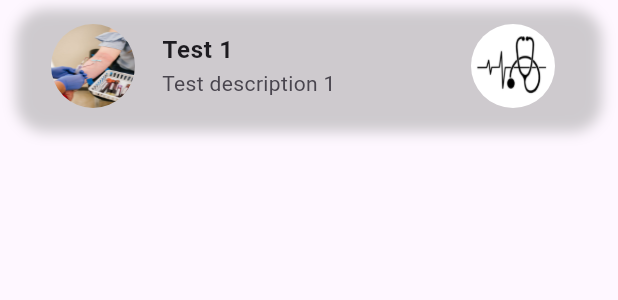
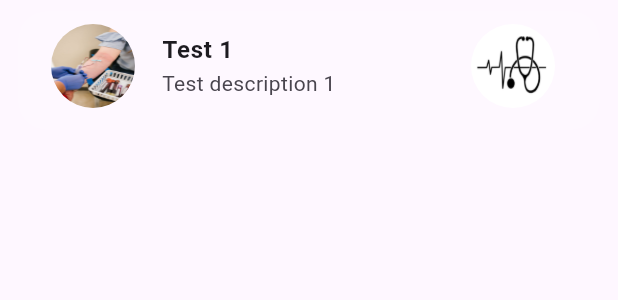
Before and after one commit to Asad1638/health_app_practice, a Flutter app: the ListTileWidget widget shown alone on an empty page, opened directly, on a phone screen of 412 x 824 dp. Shown: the top 300 px of the screen. Run offline on Flutter 3.47's test engine with Material 3 defaults, Android fonts, the light colour scheme and no system bars.

Commit message:
change list tile color

```diff
--- a/lib/open_test/test_lists.dart
+++ b/lib/open_test/test_lists.dart
@@ -24,9 +24,10 @@ class ListTileWidget extends StatelessWidget {
         margin: EdgeInsets.symmetric(vertical: 8, horizontal: 16),
         decoration: BoxDecoration(
           borderRadius: BorderRadius.circular(20),
-          boxShadow: [
+          boxShadow: const [
             BoxShadow(
-              color: Colors.grey.withOpacity(0.5),
+              // color: Colors.grey.withOpacity(0.5),
+              color: Colors.white10,
               spreadRadius: 5,
               blurRadius: 7,
               offset: Offset(0, 3),
--- a/lib/open_test/tests_items.dart
+++ b/lib/open_test/tests_items.dart
@@ -11,7 +11,7 @@ class TestList extends StatelessWidget {
       const    Padding(
           padding: EdgeInsets.symmetric(horizontal: 16),
           child: Text(
-            'List of Tests:',
+            'List of Open Tests:',
             style: TextStyle(
               fontSize: 20,
               fontWeight: FontWeight.bold,
```
